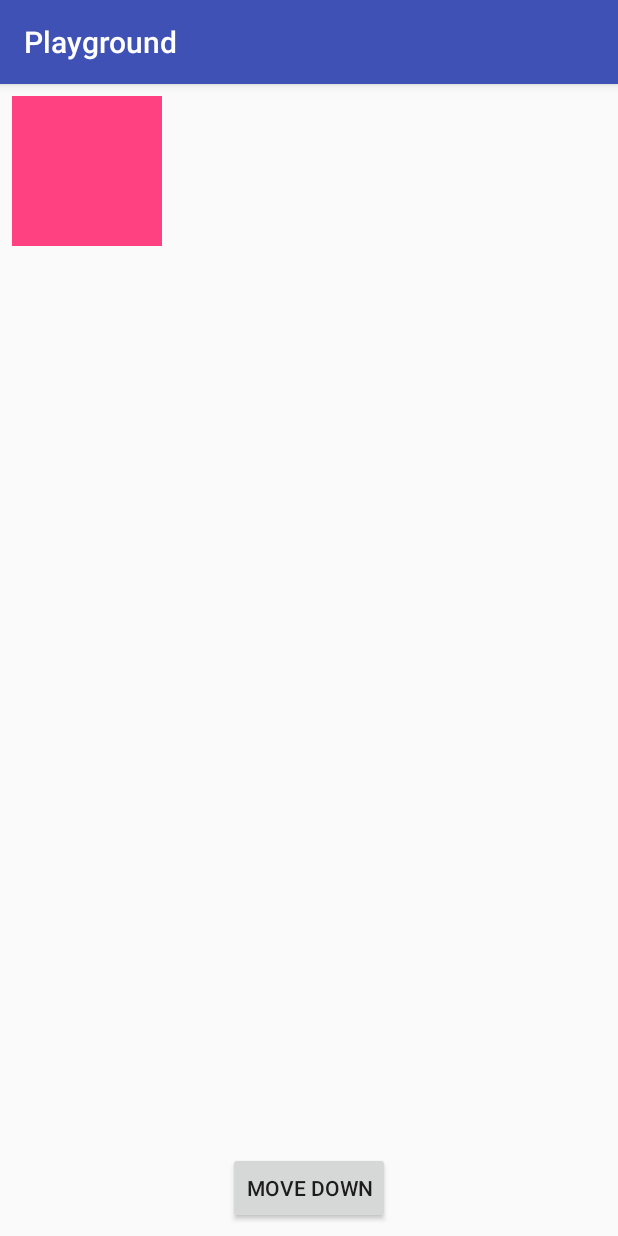
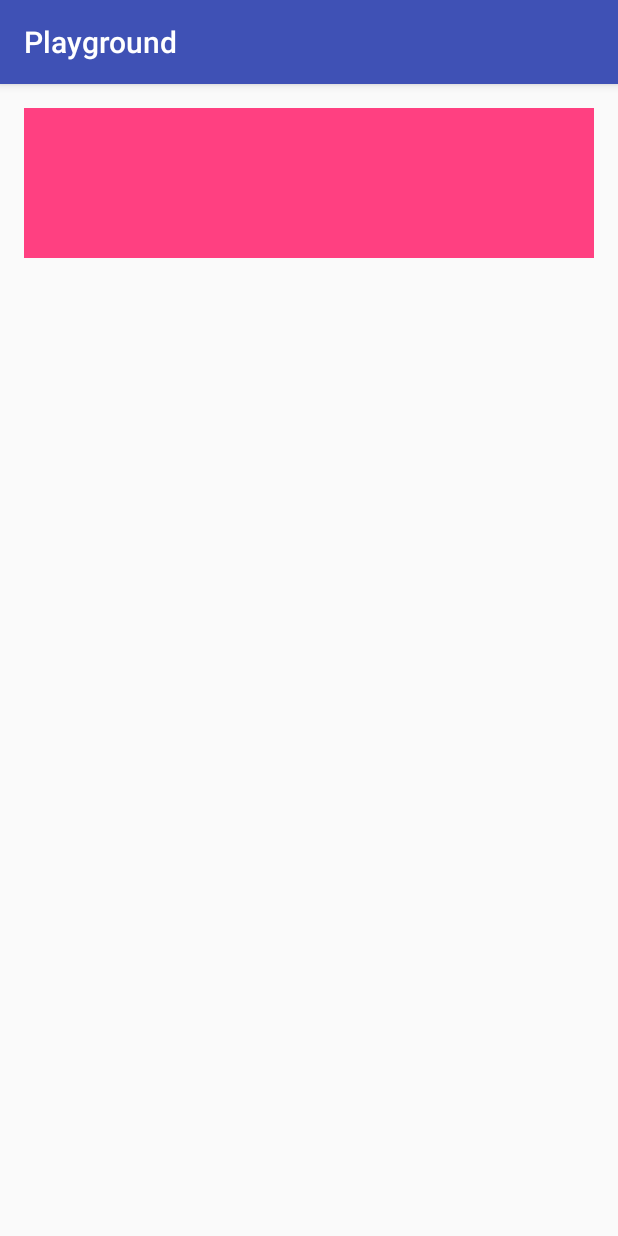
Before and after one commit to perqin/AndroidPlayground, an Android app: the screen it shows after launch (MainActivity), on a phone screen of 412 x 824 dp. Run offline under Robolectric (Android 15) with nearby library versions, the phone set to English and light mode, and no system bars.

```diff
--- a/app/src/main/java/com/perqin/playground/MainActivity.java
+++ b/app/src/main/java/com/perqin/playground/MainActivity.java
@@ -2,32 +2,29 @@ package com.perqin.playground;
 
 import android.os.Bundle;
 import android.support.v7.app.AppCompatActivity;
-import android.view.View;
-import android.view.ViewGroup;
 
 public class MainActivity extends AppCompatActivity /*implements GestureDetector.OnGestureListener*/ {
     private static final String TAG = "MainActivity";
-    private View mBox;
+//    private FlingView mBox;
+//    private ViewGroup mBoxParent;
+//    private Scroller mScroller;
 //    private GestureDetector detector;
 
     @Override
     protected void onCreate(Bundle savedInstanceState) {
         super.onCreate(savedInstanceState);
         setContentView(R.layout.activity_main);
-        mBox = findViewById(R.id.box);
+//        mBox = (FlingView) findViewById(R.id.box);
+//        mBoxParent = (ViewGroup) mBox.getParent();
 //        detector = new GestureDetector(this, this);
     }
 
-    public void mainClick(View view) {
-        ViewGroup.MarginLayoutParams params = (ViewGroup.MarginLayoutParams) mBox.getLayoutParams();
-        params.topMargin += 150;
-        params.height += 150;
-        mBox.setLayoutParams(params);
-    }
-
+//    public void mainClick(View view) {
+//        mScroller.startScroll(0, 0, 300, 300, 1000);
+//    }
+//
 //    @Override
 //    public boolean onTouchEvent(MotionEvent event) {
-//        Log.i(TAG, "onTouchEvent");
 //        return detector.onTouchEvent(event);
 //    }
 //
@@ -58,6 +55,12 @@ public class MainActivity extends AppCompatActivity /*implements GestureDetector
 //    @Override
 //    public boolean onFling(MotionEvent e1, MotionEvent e2, float velocityX, float velocityY) {
 //        Log.i(TAG, "onFling");
-//        return false;
+//        scrollDown();
+//        return true;
+//    }
+//
+//    private void scrollDown() {
+//        mScroller.startScroll(0, 0, 0, 300, 1000);
+//        mBoxParent.invalidate();
 //    }
 }
--- a/app/src/main/res/layout/activity_main.xml
+++ b/app/src/main/res/layout/activity_main.xml
@@ -1,5 +1,5 @@
 <?xml version="1.0" encoding="utf-8"?>
-<android.support.constraint.ConstraintLayout xmlns:android="http://schemas.android.com/apk/res/android"
+<com.perqin.playground.DelayFlingLayout xmlns:android="http://schemas.android.com/apk/res/android"
     xmlns:app="http://schemas.android.com/apk/res-auto"
     xmlns:tools="http://schemas.android.com/tools"
     android:layout_width="match_parent"
@@ -48,27 +48,33 @@
             <!--android:layout_height="wrap_content"-->
             <!--android:hint="hint" />-->
     <!--</android.support.design.widget.TextInputLayout>-->
+    <!--<com.perqin.playground.FlingView-->
+        <!--android:id="@+id/box"-->
+        <!--android:layout_width="100dp"-->
+        <!--android:layout_height="100dp"-->
+        <!--app:layout_constraintTop_toTopOf="parent"-->
+        <!--android:layout_marginTop="8dp"-->
+        <!--android:layout_marginLeft="8dp"-->
+        <!--app:layout_constraintLeft_toLeftOf="parent"-->
+        <!--android:background="@color/colorAccent"/>-->
+
+    <!--<Button-->
+        <!--android:id="@+id/button"-->
+        <!--android:layout_width="wrap_content"-->
+        <!--android:layout_height="wrap_content"-->
+        <!--android:text="Move down"-->
+        <!--android:layout_marginRight="8dp"-->
+        <!--app:layout_constraintRight_toRightOf="parent"-->
+        <!--android:layout_marginLeft="8dp"-->
+        <!--app:layout_constraintLeft_toLeftOf="parent"-->
+        <!--app:layout_constraintBottom_toBottomOf="parent"-->
+        <!--android:layout_marginBottom="8dp"-->
+        <!--android:onClick="mainClick"/>-->
+
     <View
-        android:id="@+id/box"
-        android:layout_width="100dp"
+        android:layout_width="match_parent"
         android:layout_height="100dp"
-        app:layout_constraintTop_toTopOf="parent"
-        android:layout_marginTop="8dp"
-        android:layout_marginLeft="8dp"
-        app:layout_constraintLeft_toLeftOf="parent"
-        android:background="@color/colorAccent"/>
+        android:background="@color/colorAccent"
+        android:layout_margin="16dp"/>
 
-    <Button
-        android:id="@+id/button"
-        android:layout_width="wrap_content"
-        android:layout_height="wrap_content"
-        android:text="Move down"
-        android:layout_marginRight="8dp"
-        app:layout_constraintRight_toRightOf="parent"
-        android:layout_marginLeft="8dp"
-        app:layout_constraintLeft_toLeftOf="parent"
-        app:layout_constraintBottom_toBottomOf="parent"
-        android:layout_marginBottom="8dp"
-        android:onClick="mainClick"/>
-
-</android.support.constraint.ConstraintLayout>
+</com.perqin.playground.DelayFlingLayout>
```
Also changed, not shown: app/src/main/java/com/perqin/playground/DelayFlingLayout.java (added, +113 -0 lines), app/src/main/java/com/perqin/playground/FlingView.java (+28 -8 lines).
